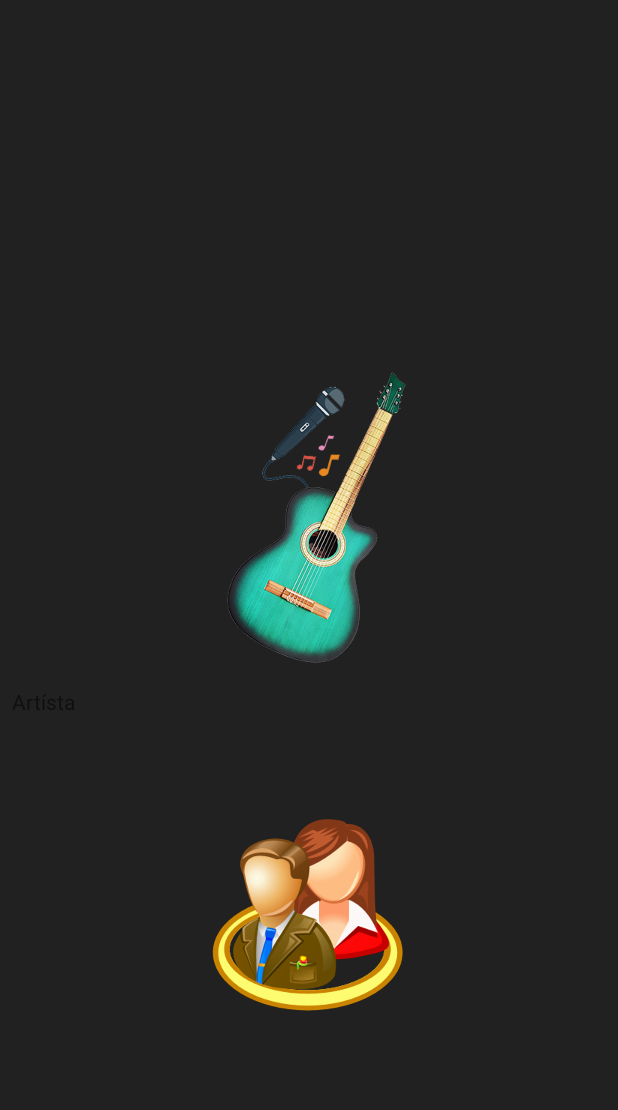
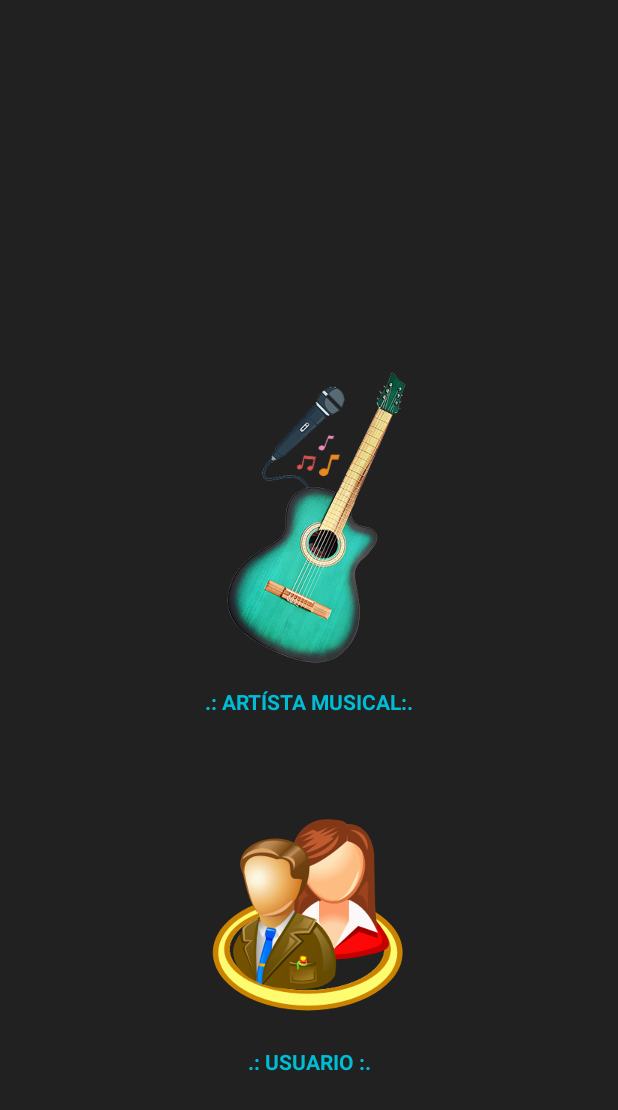
Before and after one commit to johana11068/NarinoMusic, an Android app: the layout activity_type_user.xml on its own in the app's theme, with its tools: preview values and no code run, on a phone screen of 412 x 824 dp. Shown: the top 1110 px of the screen. Run offline under Robolectric (Android 15) with nearby library versions, the phone set to English and light mode, and no system bars.

Commit message:
type_user

```diff
--- a/app/src/main/res/layout/activity_type_user.xml
+++ b/app/src/main/res/layout/activity_type_user.xml
@@ -38,7 +38,10 @@
         android:layout_height="wrap_content"
         android:layout_marginStart="8dp"
         android:layout_marginEnd="8dp"
-        android:text="Artísta"
+        android:gravity="center_horizontal"
+        android:text=".: ARTÍSTA MUSICAL:."
+        android:textColor="@color/colorAccent"
+        android:textStyle="bold"
         app:layout_constraintBottom_toTopOf="@+id/btn_usuario"
         app:layout_constraintEnd_toEndOf="parent"
         app:layout_constraintHorizontal_bias="0.0"
@@ -58,5 +61,19 @@
         app:layout_constraintStart_toStartOf="parent"
         tools:src="@drawable/usuarios" />
 
+    <TextView
+        android:layout_width="match_parent"
+        android:layout_height="wrap_content"
+        android:text=".: USUARIO :."
+        android:textColor="@color/colorAccent"
+        android:gravity="center_horizontal"
+        android:textStyle="bold"
+        app:layout_constraintBottom_toBottomOf="parent"
+        app:layout_constraintEnd_toEndOf="parent"
+        app:layout_constraintHorizontal_bias="1.0"
+        app:layout_constraintStart_toStartOf="parent"
+        app:layout_constraintTop_toBottomOf="@+id/btn_usuario"
+        app:layout_constraintVertical_bias="0.183" />
+
 
 </android.support.constraint.ConstraintLayout>
```
